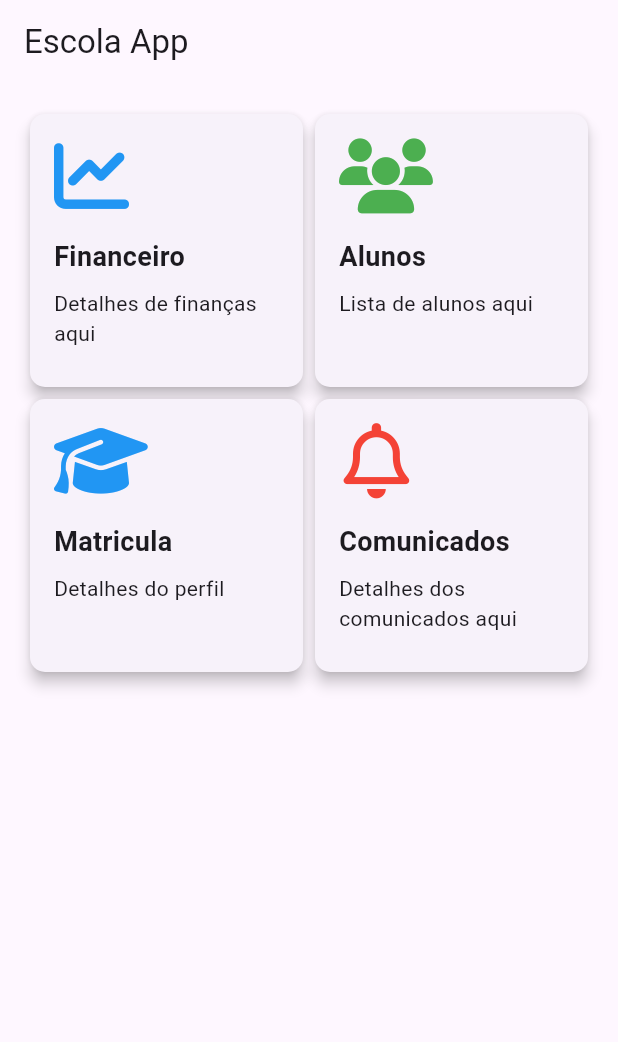
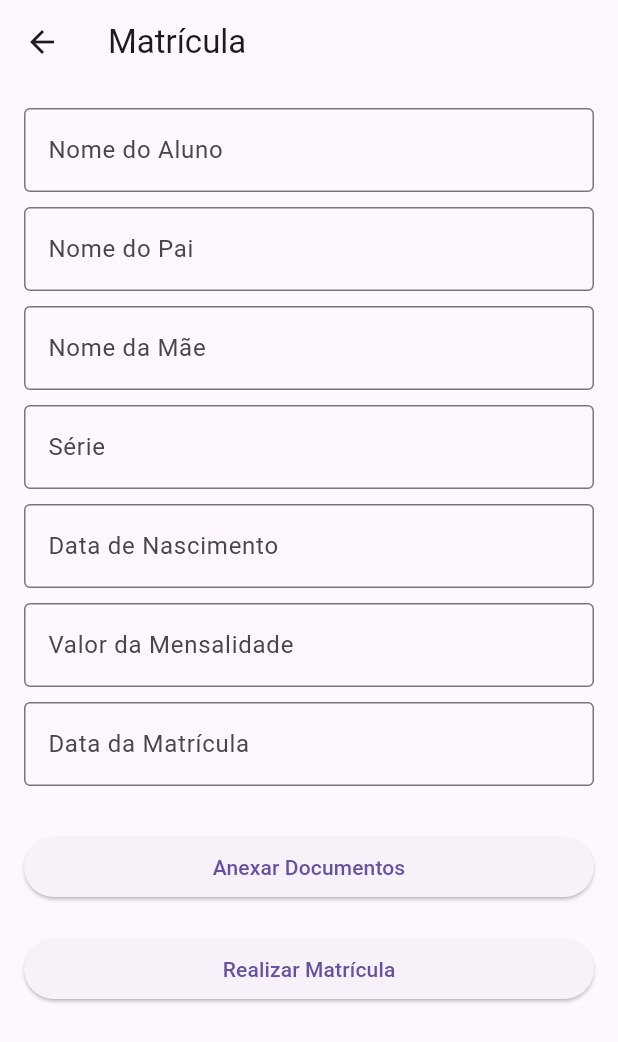
Before and after one commit to EliasPacheco/projeto-escola, a Flutter app: the screen it shows after launch, after a tap on "Matricula", on a phone screen of 412 x 824 dp. Shown: the top 1042 px of the screen. Run offline on Flutter 3.47's test engine with Material 3 defaults, Android fonts, the phone set to English and light mode, and no system bars; our stand-ins replace font_awesome_flutter, image_picker.

Commit message:
add telas

```diff
--- /dev/null
+++ b/lib/alunos/MatriculaScreen.dart
@@ -0,0 +1,158 @@
+import 'package:flutter/material.dart';
+import 'package:image_picker/image_picker.dart';
+
+void main() => runApp(MyApp());
+
+class MyApp extends StatelessWidget {
+  @override
+  Widget build(BuildContext context) {
+    return MaterialApp(
+      title: 'Matrícula',
+      theme: ThemeData(
+        primarySwatch: Colors.blue,
+      ),
+      home: MatriculaScreen(),
+    );
+  }
+}
+
+class MatriculaScreen extends StatefulWidget {
+  @override
+  _MatriculaScreenState createState() => _MatriculaScreenState();
+}
+
+class _MatriculaScreenState extends State<MatriculaScreen> {
+  TextEditingController nomeController = TextEditingController();
+  TextEditingController nomePaiController = TextEditingController();
+  TextEditingController nomeMaeController = TextEditingController();
+  TextEditingController serieController = TextEditingController();
+  TextEditingController dataNascimentoController = TextEditingController();
+  TextEditingController valorMensalidadeController = TextEditingController();
+  TextEditingController dataMatriculaController = TextEditingController();
+
+  List<String> anexos = [];
+
+  @override
+  Widget build(BuildContext context) {
+    return Scaffold(
+      appBar: AppBar(
+        title: Text('Matrícula'),
+      ),
+      body: Padding(
+        padding: const EdgeInsets.all(16.0),
+        child: SingleChildScrollView(
+          child: Column(
+            crossAxisAlignment: CrossAxisAlignment.stretch,
+            children: [
+              _buildTextField(nomeController, 'Nome do Aluno'),
+              _buildTextField(nomePaiController, 'Nome do Pai'),
+              _buildTextField(nomeMaeController, 'Nome da Mãe'),
+              _buildTextField(serieController, 'Série'),
+              _buildTextField(
+                dataNascimentoController,
+                'Data de Nascimento',
+              ),
+              _buildTextField(
+                valorMensalidadeController,
+                'Valor da Mensalidade',
+                keyboardType: TextInputType.number,
+              ),
+              _buildTextField(dataMatriculaController, 'Data da Matrícula'),
+              SizedBox(height: 20),
+              ElevatedButton(
+                onPressed: () {
+                  _anexarDocumento(context);
+                },
+                child: Text('Anexar Documentos'),
+              ),
+              SizedBox(height: 20),
+              ElevatedButton(
+                onPressed: () {
+                  _realizarMatricula();
+                },
+                child: Text('Realizar Matrícula'),
+              ),
+            ],
+          ),
+        ),
+      ),
+    );
+  }
+
+  Widget _buildTextField(
+    TextEditingController controller,
+    String labelText, {
+    TextInputType keyboardType = TextInputType.text,
+  }) {
+    return Column(
+      children: [
+        TextField(
+          controller: controller,
+          decoration: InputDecoration(
+            labelText: labelText,
+            border: OutlineInputBorder(),
+          ),
+          keyboardType: keyboardType,
+        ),
+        SizedBox(height: 10),
+      ],
+    );
+  }
+
+  Future<void> _anexarDocumento(BuildContext context) async {
+    return showDialog(
+      context: context,
+      builder: (BuildContext context) {
+        return AlertDialog(
+          title: Text('Anexar Documentos'),
+          content: Column(
+            children: [
+              _buildAnexoButton('RG do Aluno'),
+              _buildAnexoButton('RG do Responsável'),
+              _buildAnexoButton('Comprovante de Residência'),
+              _buildAnexoButton('Histórico Escolar'),
+            ],
+          ),
+        );
+      },
+    );
+  }
+
+  Widget _buildAnexoButton(String tipoDocumento) {
+    return Container(
+      margin: EdgeInsets.symmetric(vertical: 5),
+      child: ElevatedButton(
+        onPressed: () {
+          _selecionarArquivo(tipoDocumento);
+        },
+        child: Text('Anexar $tipoDocumento'),
+      ),
+    );
+  }
+
+  Future<void> _selecionarArquivo(String tipoDocumento) async {
+    final picker = ImagePicker();
+    final pickedFile = await picker.getImage(source: ImageSource.gallery);
+
+    if (pickedFile != null) {
+      setState(() {
+        anexos.add('$tipoDocumento: ${pickedFile.path}');
+      });
+
+      Navigator.of(context).pop();
+    }
+  }
+
+  void _realizarMatricula() {
+    // Adicione aqui a lógica para processar os dados da matrícula
+    // Exemplo: imprimir os dados no console
+    print('Nome: ${nomeController.text}');
+    print('Nome do Pai: ${nomePaiController.text}');
+    print('Nome da Mãe: ${nomeMaeController.text}');
+    print('Série: ${serieController.text}');
+    print('Data de Nascimento: ${dataNascimentoController.text}');
+    print('Valor da Mensalidade: ${valorMensalidadeController.text}');
+    print('Data da Matrícula: ${dataMatriculaController.text}');
+    print('Documentos Anexados: $anexos');
+  }
+}
--- a/lib/home.dart
+++ b/lib/home.dart
@@ -1,3 +1,7 @@
+import 'package:escola/alunos/AlunoHome.dart';
+import 'package:escola/alunos/MatriculaScreen.dart';
+import 'package:escola/avisos/AvisosHome.dart';
+import 'package:escola/financeiro/FinanceiroHome.dart';
 import 'package:flutter/material.dart';
 import 'package:font_awesome_flutter/font_awesome_flutter.dart';
 
@@ -9,6 +13,12 @@ class MySchoolApp extends StatelessWidget {
     return MaterialApp(
       home: MyHomePage(),
       debugShowCheckedModeBanner: false,
+      routes: {
+        'alunos/AlunoHome': (context) => AlunoHome(),
+        'financeiro/FinanceiroHome': (context) => FinanceiroHome(),
+        'avisos/AvisosHome': (context) => AvisosHome(),
+        'alunos/MatriculaScreen': (context) => MatriculaScreen(),
+      },
     );
   }
 }
@@ -29,27 +39,37 @@ class MyHomePage extends StatelessWidget {
             content: 'Detalhes de finanças aqui',
             icon: FontAwesomeIcons.chartLine,
             cardColor: Colors.blue,
+            onTap: () {
+              Navigator.pushNamed(context, 'financeiro/FinanceiroHome');
+            },
           ),
           MyCard(
             title: 'Alunos',
             content: 'Lista de alunos aqui',
             icon: FontAwesomeIcons.users,
             cardColor: Colors.green,
+            onTap: () {
+              Navigator.pushNamed(context, 'alunos/AlunoHome');
+            },
           ),
           MyCard(
             title: 'Matricula',
             content: 'Detalhes do perfil',
             icon: FontAwesomeIcons.graduationCap,
             cardColor: Colors.blue,
+            onTap: () {
+              Navigator.pushNamed(context, 'alunos/MatriculaScreen');
+            },
           ),
           MyCard(
-            title: 'Comunicados',
-            content: 'Detalhes dos comunicados aqui',
+            title: 'Avisos',
+            content: 'Detalhes dos avisos aqui',
             icon: FontAwesomeIcons.bell,
             cardColor: Colors.red,
+            onTap: () {
+              Navigator.pushNamed(context, 'avisos/AvisosHome');
+            },
           ),
-
-          // Adicione mais cards conforme necessário
         ],
       ),
     );
@@ -61,12 +81,14 @@ class MyCard extends StatelessWidget {
   final String content;
   final IconData icon;
   final Color cardColor;
+  final Function()? onTap;
 
   MyCard({
     required this.title,
     required this.content,
     required this.icon,
     required this.cardColor,
+    required this.onTap,
   });
 
   @override
@@ -77,9 +99,7 @@ class MyCard extends StatelessWidget {
         borderRadius: BorderRadius.circular(10.0),
       ),
       child: InkWell(
-        onTap: () {
-          // Adicione a navegação ou ação desejada quando o card for tocado
-        },
+        onTap: onTap,
         child: Padding(
           padding: EdgeInsets.all(16.0),
           child: Column(
--- a/pubspec.yaml
+++ b/pubspec.yaml
@@ -41,6 +41,7 @@ dev_dependencies:
     sdk: flutter
   flutter_svg: ^0.22.0
   font_awesome_flutter: ^10.2.0
+  image_picker: ^0.8.4
 
   # The "flutter_lints" package below contains a set of recommended lints to
   # encourage good coding practices. The lint set provided by the package is
```
Also changed, not shown: lib/alunos/AlunoHome.dart (added, +119 -0 lines), lib/avisos/AvisosHome.dart (added, +119 -0 lines), lib/financeiro/FinanceiroHome.dart (added, +87 -0 lines), pubspec.lock, 6 other files.
